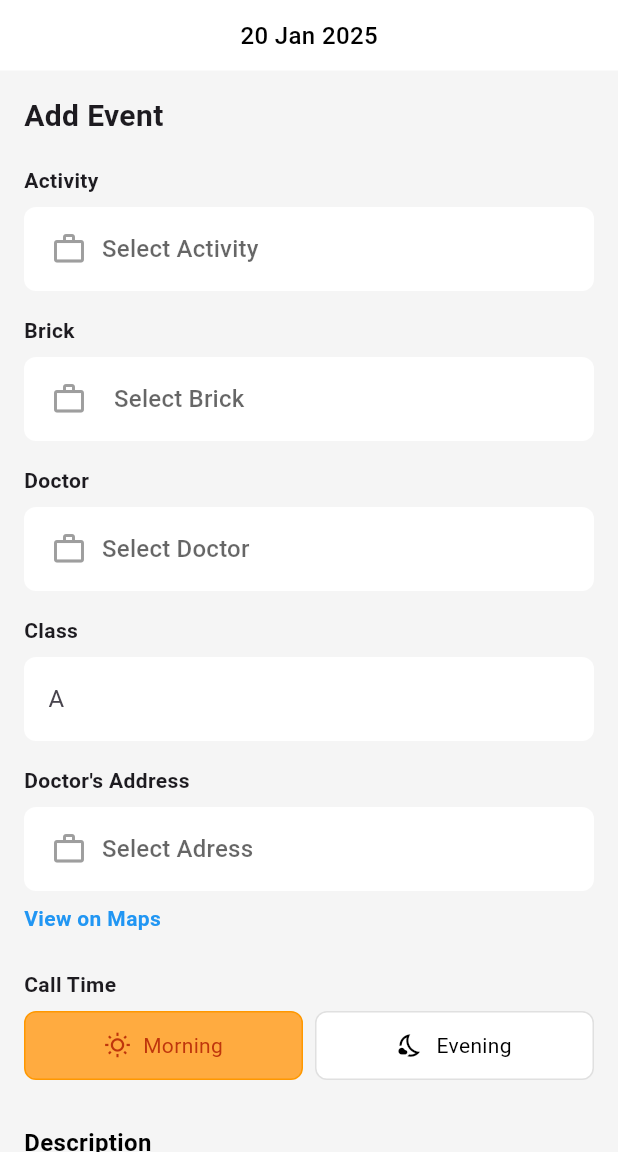
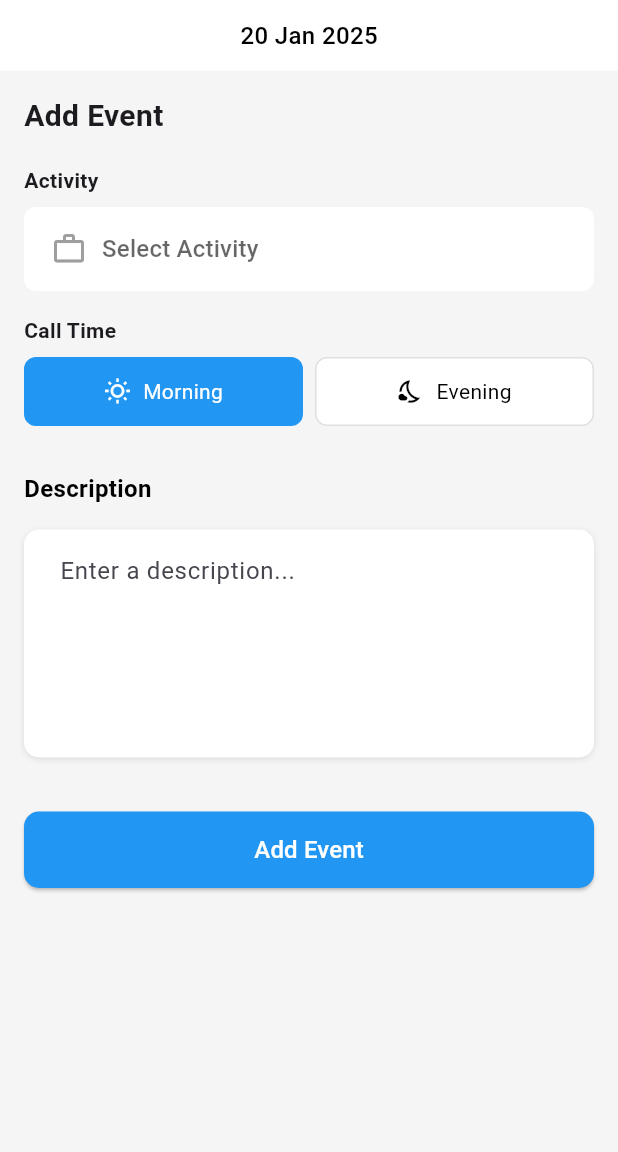
Before and after one commit to MuhammadAhmerMehfooz/getpharma, a Flutter app: the ActivityEvent screen opened directly with empty values, item 2 of the bottom bar chosen, after a tap on the "add" icon, on a phone screen of 412 x 824 dp, the part 84-1236 px from its top. Run offline on Flutter 3.47's test engine with Material 3 defaults, Android fonts, the phone set to English and light mode, and no system bars; our stand-ins replace dotted_border, fl_chart, image_picker, percent_indicator, table_calendar.

Commit message:
New FSD changes on workplan

```diff
--- a/lib/CallReporting/Work Plan/Activity_Event.dart
+++ b/lib/CallReporting/Work Plan/Activity_Event.dart
@@ -11,9 +11,11 @@ class ActivityEvent extends StatefulWidget {
 }
 
 class _ActivityEventState extends State<ActivityEvent> {
+  String? selectedActivity;
+  String? selectedBrick;
+  String? _selectedTime = "Morning";
   @override
   Widget build(BuildContext context) {
-    String? _selectedTime = "Morning";
     return Scaffold(
       backgroundColor: Colors.grey.shade100,
       appBar: buildAppBar(context),
@@ -85,9 +87,25 @@ class _ActivityEventState extends State<ActivityEvent> {
                           value: 'Field Visit', child: Text('Field Visit')),
                       DropdownMenuItem(
                           value: 'Meeting', child: Text('Meeting')),
+                      DropdownMenuItem(
+                          value: ' Marketing Activity',
+                          child: Text('Marketing Activity')),
+                      DropdownMenuItem(
+                          value: ' Mega Camp', child: Text('Mega Camp')),
+                      DropdownMenuItem(
+                          value: ' Conferences ', child: Text('Conferences')),
                     ],
-                    onChanged: (value) {},
+                    onChanged: (value) {
+                      setState(() {
+                        selectedActivity = value as String?;
+                        if (selectedActivity != 'Field Visit') {
+                          selectedBrick =
+                              null; // Reset Brick if not Field Visit
+                        }
+                      });
+                    },
                   ),
+                  if (selectedActivity == 'Field Visit') ...[
                     const Padding(
                       padding: EdgeInsets.only(top: 16, bottom: 8),
                       child: Text(
@@ -133,7 +151,11 @@ class _ActivityEventState extends State<ActivityEvent> {
                           child: Text('Meeting'),
                         ),
                       ],
-                    onChanged: (value) {},
+                      onChanged: (value) {
+                        setState(() {
+                          selectedBrick = value as String?;
+                        });
+                      },
                     ),
                     const Padding(
                       padding: EdgeInsets.only(top: 16, bottom: 8),
@@ -187,6 +209,7 @@ class _ActivityEventState extends State<ActivityEvent> {
                       ),
                     ),
                     TextField(
+                      readOnly: true,
                       decoration: InputDecoration(
                         hintText: 'A',
                         filled: true,
@@ -251,6 +274,7 @@ class _ActivityEventState extends State<ActivityEvent> {
                         ),
                       ),
                     ),
+                  ],
                   const Padding(
                     padding: EdgeInsets.only(top: 16, bottom: 8),
                     child: Text(
@@ -275,11 +299,11 @@ class _ActivityEventState extends State<ActivityEvent> {
                             padding: const EdgeInsets.symmetric(vertical: 12),
                             decoration: BoxDecoration(
                               color: _selectedTime == "Morning"
-                                  ? Colors.orangeAccent
+                                  ? Colors.blue
                                   : Colors.white,
                               borderRadius: BorderRadius.circular(8),
                               border: _selectedTime == "Morning"
-                                  ? Border.all(color: Colors.orange)
+                                  ? Border.all(color: Colors.blue)
                                   : Border.all(color: Colors.white),
                             ),
                             child: Row(
@@ -289,7 +313,7 @@ class _ActivityEventState extends State<ActivityEvent> {
                                   Icons.wb_sunny_outlined,
                                   size: 18,
                                   color: _selectedTime == "Morning"
-                                      ? Colors.deepOrange.shade900
+                                      ? Colors.white
                                       : Colors.black,
                                 ),
                                 const SizedBox(width: 8),
@@ -298,7 +322,7 @@ class _ActivityEventState extends State<ActivityEvent> {
                                   style: TextStyle(
                                     fontSize: 14,
                                     color: _selectedTime == "Morning"
-                                        ? Colors.deepOrange.shade900
+                                        ? Colors.white
                                         : Colors.black,
                                   ),
                                 ),
--- a/lib/CallReporting/Work Plan/Add_Event.dart
+++ b/lib/CallReporting/Work Plan/Add_Event.dart
@@ -4,6 +4,7 @@ import 'package:intl/intl.dart';
 
 class AddEvent extends StatefulWidget {
   final dynamic selectedDate;
+
   const AddEvent({Key? key, required this.selectedDate}) : super(key: key);
 
   @override
@@ -11,9 +12,11 @@ class AddEvent extends StatefulWidget {
 }
 
 class _AddEventState extends State<AddEvent> {
+  String? selectedActivity;
+  String? selectedBrick;
+  String? _selectedTime = "Morning";
   @override
   Widget build(BuildContext context) {
-    String? _selectedTime = "Morning";
     return Scaffold(
       backgroundColor: Colors.grey.shade100,
       appBar: buildAppBar(context),
@@ -85,9 +88,25 @@ class _AddEventState extends State<AddEvent> {
                           value: 'Field Visit', child: Text('Field Visit')),
                       DropdownMenuItem(
                           value: 'Meeting', child: Text('Meeting')),
+                      DropdownMenuItem(
+                          value: ' Marketing Activity',
+                          child: Text('Marketing Activity')),
+                      DropdownMenuItem(
+                          value: ' Mega Camp', child: Text('Mega Camp')),
+                      DropdownMenuItem(
+                          value: ' Conferences ', child: Text('Conferences')),
                     ],
-                    onChanged: (value) {},
+                    onChanged: (value) {
+                      setState(() {
+                        selectedActivity = value as String?;
+                        if (selectedActivity != 'Field Visit') {
+                          selectedBrick =
+                              null; // Reset Brick if not Field Visit
+                        }
+                      });
+                    },
                   ),
+                  if (selectedActivity == 'Field Visit') ...[
                     const Padding(
                       padding: EdgeInsets.only(top: 16, bottom: 8),
                       child: Text(
@@ -133,7 +152,11 @@ class _AddEventState extends State<AddEvent> {
                           child: Text('Meeting'),
                         ),
                       ],
-                    onChanged: (value) {},
+                      onChanged: (value) {
+                        setState(() {
+                          selectedBrick = value as String?;
+                        });
+                      },
                     ),
                     const Padding(
                       padding: EdgeInsets.only(top: 16, bottom: 8),
@@ -187,6 +210,7 @@ class _AddEventState extends State<AddEvent> {
                       ),
                     ),
                     TextField(
+                      readOnly: true,
                       decoration: InputDecoration(
                         hintText: 'A',
                         filled: true,
@@ -251,6 +275,7 @@ class _AddEventState extends State<AddEvent> {
                         ),
                       ),
                     ),
+                  ],
                   const Padding(
                     padding: EdgeInsets.only(top: 16, bottom: 8),
                     child: Text(
@@ -275,11 +300,11 @@ class _AddEventState extends State<AddEvent> {
                             padding: const EdgeInsets.symmetric(vertical: 12),
                             decoration: BoxDecoration(
                               color: _selectedTime == "Morning"
-                                  ? Colors.orangeAccent
+                                  ? Colors.blue
                                   : Colors.white,
                               borderRadius: BorderRadius.circular(8),
                               border: _selectedTime == "Morning"
-                                  ? Border.all(color: Colors.orange)
+                                  ? Border.all(color: Colors.blue)
                                   : Border.all(color: Colors.white),
                             ),
                             child: Row(
@@ -289,7 +314,7 @@ class _AddEventState extends State<AddEvent> {
                                   Icons.wb_sunny_outlined,
                                   size: 18,
                                   color: _selectedTime == "Morning"
-                                      ? Colors.deepOrange.shade900
+                                      ? Colors.white
                                       : Colors.black,
                                 ),
                                 const SizedBox(width: 8),
@@ -298,7 +323,7 @@ class _AddEventState extends State<AddEvent> {
                                   style: TextStyle(
                                     fontSize: 14,
                                     color: _selectedTime == "Morning"
-                                        ? Colors.deepOrange.shade900
+                                        ? Colors.white
                                         : Colors.black,
                                   ),
                                 ),
--- a/lib/main.dart
+++ b/lib/main.dart
@@ -20,7 +20,7 @@ class MyApp extends StatelessWidget {
         colorScheme: ColorScheme.fromSeed(seedColor: Colors.deepPurple),
         useMaterial3: true,
       ),
-      home: Reimbursements(),
+      home: WorkPlan(),
     );
   }
 }
```
Lines whose indentation alone changed are shown as unchanged.
